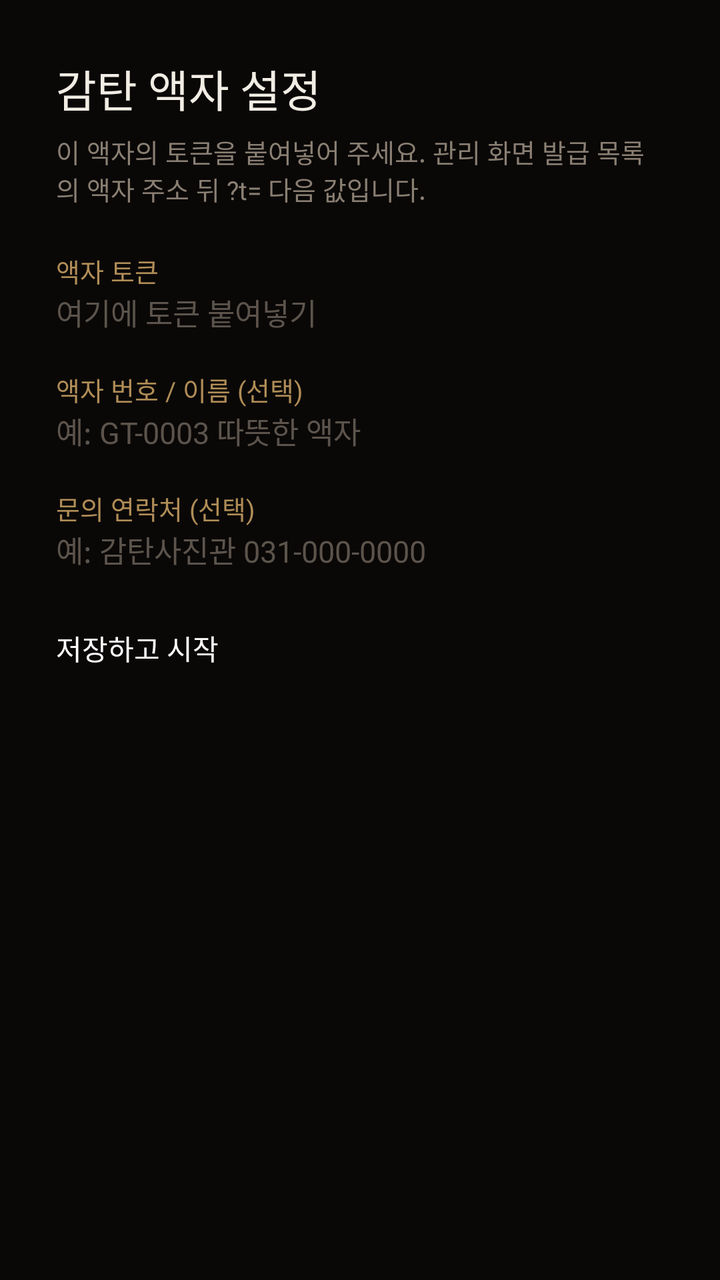
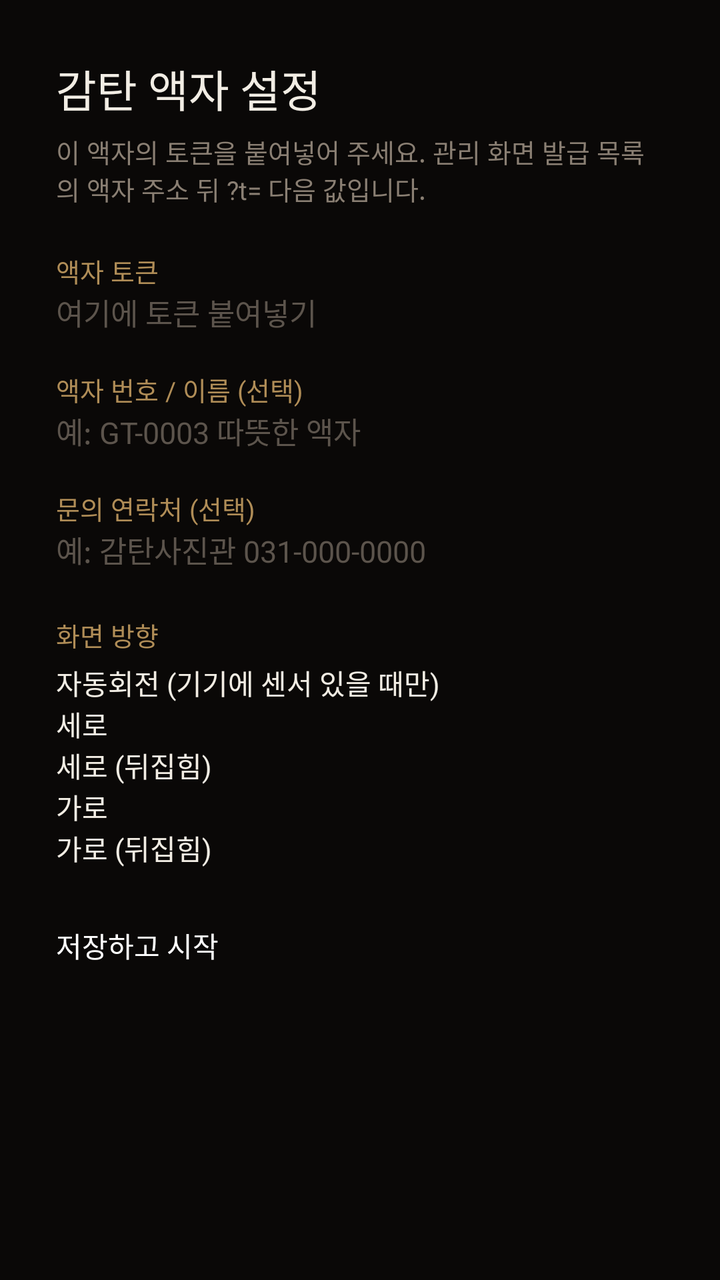

An Android layout rendered at two revisions. The XML below is the earlier revision; the diff shows what the commit changed to produce the second picture.
<!-- AndroidManifest.xml: application theme AppTheme -->
<!-- res/layout/activity_setup.xml -->
<?xml version="1.0" encoding="utf-8"?>
<ScrollView xmlns:android="http://schemas.android.com/apk/res/android"
    android:layout_width="match_parent"
    android:layout_height="match_parent"
    android:background="#0A0807"
    android:fillViewport="true">

    <LinearLayout
        android:layout_width="match_parent"
        android:layout_height="wrap_content"
        android:orientation="vertical"
        android:padding="28dp">

        <TextView
            android:layout_width="wrap_content"
            android:layout_height="wrap_content"
            android:text="감탄 액자 설정"
            android:textColor="#F2EDE4"
            android:textSize="22sp"
            android:paddingBottom="6dp" />

        <TextView
            android:layout_width="match_parent"
            android:layout_height="wrap_content"
            android:text="이 액자의 토큰을 붙여넣어 주세요. 관리 화면 발급 목록의 액자 주소 뒤 ?t= 다음 값입니다."
            android:textColor="#8A7F73"
            android:textSize="13sp"
            android:paddingBottom="22dp" />

        <TextView
            android:layout_width="wrap_content"
            android:layout_height="wrap_content"
            android:text="액자 토큰"
            android:textColor="#B08D57"
            android:textSize="13sp" />

        <EditText
            android:id="@+id/token"
            android:layout_width="match_parent"
            android:layout_height="wrap_content"
            android:hint="여기에 토큰 붙여넣기"
            android:textColor="#F2EDE4"
            android:textColorHint="#5C544C"
            android:textSize="15sp"
            android:inputType="textNoSuggestions"
            android:layout_marginBottom="18dp" />

        <TextView
            android:layout_width="wrap_content"
            android:layout_height="wrap_content"
            android:text="액자 번호 / 이름 (선택)"
            android:textColor="#B08D57"
            android:textSize="13sp" />

        <EditText
            android:id="@+id/label"
            android:layout_width="match_parent"
            android:layout_height="wrap_content"
            android:hint="예: GT-0003 따뜻한 액자"
            android:textColor="#F2EDE4"
            android:textColorHint="#5C544C"
            android:textSize="15sp"
            android:inputType="text"
            android:layout_marginBottom="18dp" />

        <TextView
            android:layout_width="wrap_content"
            android:layout_height="wrap_content"
            android:text="문의 연락처 (선택)"
            android:textColor="#B08D57"
            android:textSize="13sp" />

        <EditText
            android:id="@+id/phone"
            android:layout_width="match_parent"
            android:layout_height="wrap_content"
            android:hint="예: 감탄사진관 031-000-0000"
            android:textColor="#F2EDE4"
            android:textColorHint="#5C544C"
            android:textSize="15sp"
            android:inputType="text"
            android:layout_marginBottom="28dp" />

        <Button
            android:id="@+id/save"
            android:layout_width="match_parent"
            android:layout_height="wrap_content"
            android:text="저장하고 시작" />

    </LinearLayout>
</ScrollView>
<!-- resources referenced by this layout -->
<resources>
  <style name="AppTheme" parent="@android:style/Theme.Material.NoActionBar">
          <item name="android:windowFullscreen">true</item>
          <item name="android:windowContentOverlay">@null</item>
          <item name="android:windowBackground">@android:color/black</item>
          <item name="android:colorBackground">@android:color/black</item>
          <item name="android:statusBarColor">@android:color/black</item>
          <item name="android:navigationBarColor">@android:color/black</item>
      </style>
</resources>

<!-- the commit's change to res/layout/activity_setup.xml (unified diff, before → after) -->
@@ -79,7 +79,59 @@
             android:textColorHint="#5C544C"
             android:textSize="15sp"
             android:inputType="text"
-            android:layout_marginBottom="28dp" />
+            android:layout_marginBottom="22dp" />
+
+        <TextView
+            android:layout_width="wrap_content"
+            android:layout_height="wrap_content"
+            android:text="화면 방향"
+            android:textColor="#B08D57"
+            android:textSize="13sp"
+            android:paddingBottom="4dp" />
+
+        <RadioGroup
+            android:id="@+id/orient"
+            android:layout_width="match_parent"
+            android:layout_height="wrap_content"
+            android:orientation="vertical"
+            android:layout_marginBottom="28dp">
+
+            <RadioButton
+                android:id="@+id/o_sensor"
+                android:layout_width="wrap_content"
+                android:layout_height="wrap_content"
+                android:textColor="#F2EDE4"
+                android:text="자동회전 (기기에 센서 있을 때만)" />
+
+            <RadioButton
+                android:id="@+id/o_portrait"
+                android:layout_width="wrap_content"
+                android:layout_height="wrap_content"
+                android:textColor="#F2EDE4"
+                android:text="세로" />
+
+            <RadioButton
+                android:id="@+id/o_portrait_rev"
+                android:layout_width="wrap_content"
+                android:layout_height="wrap_content"
+                android:textColor="#F2EDE4"
+                android:text="세로 (뒤집힘)" />
+
+            <RadioButton
+                android:id="@+id/o_landscape"
+                android:layout_width="wrap_content"
+                android:layout_height="wrap_content"
+                android:textColor="#F2EDE4"
+                android:text="가로" />
+
+            <RadioButton
+                android:id="@+id/o_landscape_rev"
+                android:layout_width="wrap_content"
+                android:layout_height="wrap_content"
+                android:textColor="#F2EDE4"
+                android:text="가로 (뒤집힘)" />
+
+        </RadioGroup>
 
         <Button
             android:id="@+id/save"
